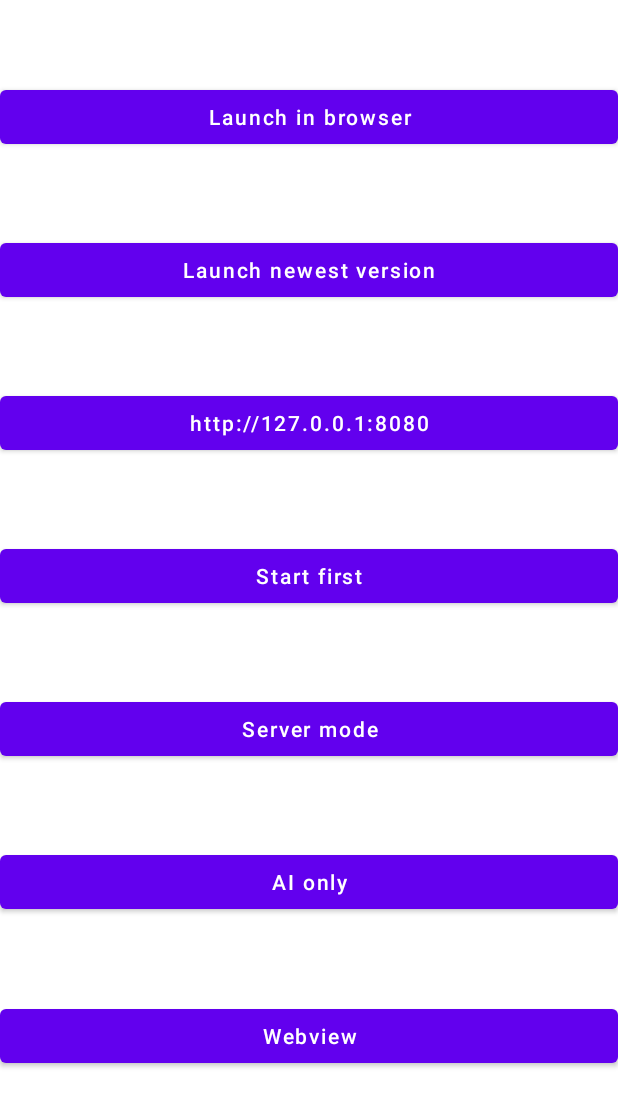
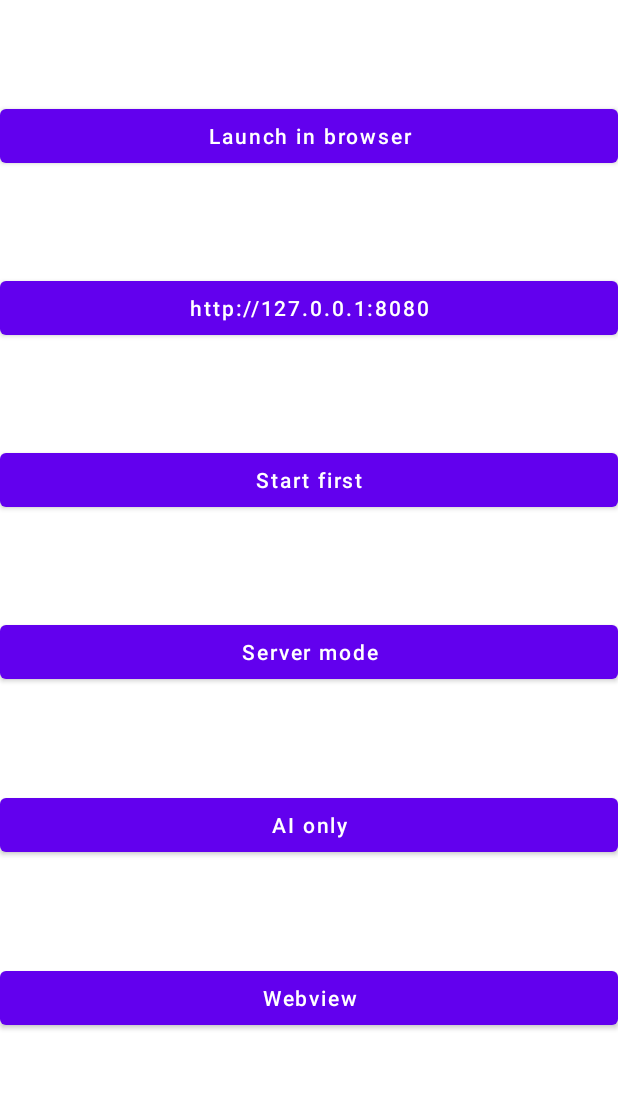
Before and after one commit to asavan/riverfight_android, an Android app: the screen it shows after launch (AndroidWebServerActivity), on a phone screen of 412 x 824 dp. Shown: the top 1107 px of the screen. Run offline under Robolectric (Android 15) with nearby library versions, the light colour scheme and no system bars; libraries missing offline, so code that uses them is left out: com.google.androidbrowserhelper.trusted, fi.iki.elonen; 5 statements that could not run were skipped.

Commit message:
update android libs

```diff
--- a/app/src/main/java/xyz/atenalp/riverfight/android/AndroidStaticAssetsServer.java
+++ b/app/src/main/java/xyz/atenalp/riverfight/android/AndroidStaticAssetsServer.java
@@ -11,18 +11,20 @@ import fi.iki.elonen.NanoHTTPD;
 public class AndroidStaticAssetsServer extends NanoHTTPD {
     private final Context context;
     private final String folderToServe;
-    private static final String DEFAULT_STATIC_FOLDER = "dist";
+    private static final String DEFAULT_STATIC_FOLDER = "www";
 
-    public AndroidStaticAssetsServer(Context context, int port, String folderToServe) throws IOException {
+    public AndroidStaticAssetsServer(Context context, int port, boolean secure, String folderToServe) throws IOException {
         super(port);
         this.context = context;
         this.folderToServe = folderToServe;
+        if (secure) {
+            SslHelper.addSslSupport(context, this);
+        }
         start(NanoHTTPD.SOCKET_READ_TIMEOUT, false);
-
     }
 
-    public AndroidStaticAssetsServer(Context context, int port) throws IOException {
-        this(context, port, DEFAULT_STATIC_FOLDER);
+    public AndroidStaticAssetsServer(Context context, int port, boolean secure) throws IOException {
+        this(context, port, secure, DEFAULT_STATIC_FOLDER);
     }
 
     // override here
@@ -53,7 +55,7 @@ public class AndroidStaticAssetsServer extends NanoHTTPD {
             InputStream is = context.getResources().getAssets().open(fileWithFolder);
             return newChunkedResponse(Response.Status.OK, getMimeTypeForFile(file), is);
         } catch (IOException e) {
-            Log.e("RIVER_FIGHT_TAG", "AndroidStaticAssetsServer", e);
+            Log.e("STATIC_SERVER_TAG", "AndroidStaticAssetsServer", e);
         }
         return notFound();
     }
--- a/app/src/main/java/xyz/atenalp/riverfight/android/AndroidWebServerActivity.java
+++ b/app/src/main/java/xyz/atenalp/riverfight/android/AndroidWebServerActivity.java
@@ -1,62 +1,34 @@
 package xyz.atenalp.riverfight.android;
 
-import android.content.Context;
-import android.content.Intent;
-import android.net.Uri;
 import android.os.Bundle;
 import android.util.Log;
-import android.widget.Button;
 
-import com.google.androidbrowserhelper.trusted.TwaLauncher;
-
-import java.io.UnsupportedEncodingException;
-import java.net.InetAddress;
-import java.net.NetworkInterface;
-import java.net.URLEncoder;
-import java.util.Collections;
 import java.util.LinkedHashMap;
-import java.util.List;
 import java.util.Map;
 
-import androidx.annotation.NonNull;
 import androidx.appcompat.app.AppCompatActivity;
 
 
 public class AndroidWebServerActivity extends AppCompatActivity {
     private static final int STATIC_CONTENT_PORT = 8080;
     private static final int WEB_SOCKET_PORT = 8088;
-    private static final String WEB_GAME_URL = "https://riverfight.ml";
-    public static final String LOCAL_IP = "127.0.0.1";
-    public static final String LOCALHOST = "localhost";
     public static final String WEB_VIEW_URL = "file:///android_asset/www/index.html";
-    private AndroidStaticAssetsServer server;
-    private WebSocketBroadcastServer webSocketServer;
+    private static final boolean secure = false;
+    private BtnUtils btnUtils;
 
     @Override
     public void onCreate(Bundle savedInstanceState) {
         super.onCreate(savedInstanceState);
         setContentView(R.layout.main);
-        Context applicationContext = getApplicationContext();
-
-        String formattedIpAddress = getIPAddress();
-        final String host;
-        final String webSocketHost;
-        if (formattedIpAddress != null) {
-            host = getStaticHost(formattedIpAddress);
-            webSocketHost = getSocketHost(formattedIpAddress);
-        } else {
-            host = getStaticHost(LOCAL_IP);
-            webSocketHost = getSocketHost(LOCAL_IP);
-        }
+        btnUtils = new BtnUtils(this, STATIC_CONTENT_PORT, WEB_SOCKET_PORT, secure);
 
         try {
-            server = new AndroidStaticAssetsServer(applicationContext, STATIC_CONTENT_PORT, "www");
-            if (!isHostLocal(host)) {
-                webSocketServer = new WebSocketBroadcastServer(WEB_SOCKET_PORT);
-                webSocketServer.start(0);
-            }
+            final String formattedIpAddress = IpUtils.getIPAddressSafe();
+            addButtons(formattedIpAddress);
 
-            addButtons(host, webSocketHost);
+            HostUtils hostUtils = new HostUtils(STATIC_CONTENT_PORT, WEB_SOCKET_PORT, secure);
+            final String host = hostUtils.getStaticHost(formattedIpAddress);
+            final String webSocketHost = hostUtils.getSocketHost(formattedIpAddress);
 
             Map<String, String> mainParams = new LinkedHashMap<>();
             mainParams.put("color", "red");
@@ -64,16 +36,20 @@ public class AndroidWebServerActivity extends AppCompatActivity {
             mainParams.put("sh", host);
             mainParams.put("currentMode", "net");
             // mainParams.put("useSound", "1");
-            launchTwa(getStaticHost(LOCAL_IP), mainParams);
+            btnUtils.launchTwa(hostUtils.getStaticHost(IpUtils.LOCAL_IP), mainParams);
 
-            // launchWebView(WEB_VIEW_URL, mainParams);
-            // launchWebView(getStaticHost(LOCAL_IP), mainParams);
         } catch (Exception e) {
             Log.e("RIVER_FIGHT_TAG", "main", e);
         }
     }
 
-    private void addButtons(String host, String webSocketHost) {
+    private void addButtons(String formattedIpAddress) {
+
+        HostUtils hostUtils = new HostUtils(STATIC_CONTENT_PORT, WEB_SOCKET_PORT, secure);
+        final String host = hostUtils.getStaticHost(formattedIpAddress);
+        final String webSocketHost = hostUtils.getSocketHost(formattedIpAddress);
+
+
         Map<String, String> mainParams = new LinkedHashMap<>();
         mainParams.put("color", "red");
         mainParams.put("wh", webSocketHost);
@@ -82,10 +58,9 @@ public class AndroidWebServerActivity extends AppCompatActivity {
         mainParams.put("currentMode", "net");
 
         {
-            addButton(host, mainParams, R.id.button1);
-            addButtonTwa(WEB_GAME_URL, mainParams, R.id.button3);
-            addButtonTwa(host, mainParams, R.id.button4, host);
-            addButtonWebView(WEB_VIEW_URL, mainParams, R.id.webviewb);
+            btnUtils.addButtonBrowser(host, mainParams, R.id.button1);
+            btnUtils.addButtonTwa(host, mainParams, R.id.button4, host);
+            btnUtils.addButtonWebView(WEB_VIEW_URL, mainParams, R.id.webviewb);
         }
 
         {
@@ -93,7 +68,7 @@ public class AndroidWebServerActivity extends AppCompatActivity {
             b.put("wh", webSocketHost);
             b.put("sh", host);
             b.put("useSound", "1");
-            addButtonTwa(host, b, R.id.button5);
+            btnUtils.addButtonTwa(host, b, R.id.button5);
         }
 
         {
@@ -101,147 +76,21 @@ public class AndroidWebServerActivity extends AppCompatActivity {
             b.put("currentMode", "server");
             b.put("wh", webSocketHost);
             b.put("sh", host);
-            addButtonTwa(host, b, R.id.button6);
+            btnUtils.addButtonTwa(host, b, R.id.button6);
         }
 
         {
             Map<String, String> b = new LinkedHashMap<>();
             b.put("currentMode", "ai");
-            addButtonWebView(WEB_VIEW_URL, b, R.id.button7);
+            btnUtils.addButtonWebView(WEB_VIEW_URL, b, R.id.button7);
         }
-    }
-
-    private void addButton(@NonNull final String host, Map<String, String> parameters, int id) {
-        Button btn = findViewById(id);
-        btn.setOnClickListener(v -> {
-            try {
-                Uri launchUri = Uri.parse(getLaunchUrl(host, parameters));
-                startActivity(new Intent(Intent.ACTION_VIEW, launchUri));
-            } catch (Exception e) {
-                Log.e("RIVER_FIGHT_TAG", "startActivity", e);
-            }
-        });
-    }
-
-    private void addButtonWebView(@NonNull final String host, Map<String, String> parameters, int id) {
-        Button btn = findViewById(id);
-        btn.setOnClickListener(v -> {
-            launchWebView(host, parameters);
-        });
-    }
-
-    private void launchWebView(@NonNull String host, Map<String, String> parameters) {
-        Intent intent = new Intent(getApplicationContext(), WebViewActivity.class);
-        String launchUrl = getLaunchUrl(host, parameters);
-        Log.i("RIVER_FIGHT_TAG", launchUrl);
-        intent.putExtra("url", launchUrl);
-        startActivity(intent);
-    }
-
-    private void addButtonTwa(@NonNull String host, Map<String, String> parameters, int id) {
-        addButtonTwa(host, parameters, id, null);
-    }
-
-    private void addButtonTwa(@NonNull String host, Map<String, String> parameters, int id, String text) {
-        Button btn = findViewById(id);
-        if (text != null) {
-            btn.setText(text);
-        }
-        btn.setOnClickListener(v -> launchTwa(host, parameters));
-    }
-
-    private void launchTwa(@NonNull String host, Map<String, String> parameters) {
-        try {
-            Uri launchUri = Uri.parse(getLaunchUrl(host, parameters));
-            TwaLauncher launcher = new TwaLauncher(this);
-            launcher.launch(launchUri);
-        } catch (Exception e) {
-            Log.e("RIVER_FIGHT_TAG", "twa", e);
-        }
-        // startActivity(new Intent(Intent.ACTION_VIEW, launchUri, context, LauncherActivity.class));
-    }
-
-    private static String urlEncodeUTF8(String s) {
-        try {
-            return URLEncoder.encode(s, "UTF-8");
-        } catch (UnsupportedEncodingException e) {
-            throw new UnsupportedOperationException(e);
-        }
-    }
-
-    private static String mapToParamString(Map<String, String> parameters) {
-        StringBuilder acc = new StringBuilder();
-        boolean firstElem = true;
-        for (Map.Entry<String, String> p : parameters.entrySet()) {
-            if (!firstElem) {
-                acc.append("&");
-            }
-            firstElem = false;
-            acc.append(p.getKey()).append("=").append(urlEncodeUTF8(p.getValue()));
-        }
-        return acc.toString();
-    }
-
-    @NonNull
-    private static String getLaunchUrl(@NonNull String host, Map<String, String> parameters) {
-        StringBuilder b = new StringBuilder();
-        b.append(host);
-        if (parameters != null) {
-            b.append("?").append(mapToParamString(parameters));
-        }
-        return b.toString();
-    }
-
-
-    private static boolean isHostLocal(@NonNull String host) {
-        return host.contains(LOCAL_IP);
-    }
-
-    public static String getIPAddress() {
-        try {
-            List<NetworkInterface> interfaces = Collections.list(NetworkInterface.getNetworkInterfaces());
-
-            for (NetworkInterface anInterface : interfaces) {
-                for (InetAddress inetAddress : Collections.list(anInterface.getInetAddresses())) {
-                    if (inetAddress.isLoopbackAddress()) {
-                        continue;
-                    }
-
-                    String ipAddr = inetAddress.getHostAddress();
-                    if (ipAddr == null) {
-                        continue;
-                    }
-                    boolean isIPv4 = ipAddr.indexOf(':') < 0;
-                    if (!isIPv4) {
-                        continue;
-                    }
-                    return ipAddr;
-                }
-            }
-        } catch (Exception e) {
-            Log.e("RIVER_FIGHT_TAG", "getIPAddress", e);
-        }
-        return null;
-    }
-
-    @NonNull
-    private static String getStaticHost(@NonNull String ip) {
-        return "http://" + ip + ":" + STATIC_CONTENT_PORT;
-    }
-
-    @NonNull
-    private static String getSocketHost(@NonNull String ip) {
-        return ip + ":" + WEB_SOCKET_PORT;
     }
 
     @Override
     protected void onDestroy() {
         super.onDestroy();
-        if (server != null) {
-            server.stop();
-        }
-        if (webSocketServer != null) {
-            webSocketServer.stop();
+        if (btnUtils != null) {
+            btnUtils.onDestroy();
         }
     }
 }
--- /dev/null
+++ b/app/src/main/java/xyz/atenalp/riverfight/android/BtnUtils.java
@@ -0,0 +1,105 @@
+package xyz.atenalp.riverfight.android;
+
+import android.app.Activity;
+import android.content.Context;
+import android.content.Intent;
+import android.net.Uri;
+import android.util.Log;
+import android.widget.Button;
+
+import com.google.androidbrowserhelper.trusted.TwaLauncher;
+
+import java.util.Map;
+
+public class BtnUtils {
+    private final int staticContentPort;
+    private final int webSocketPort;
+    private final boolean secure;
+    private final Activity activity;
+    private AndroidStaticAssetsServer server = null;
+    private WebSocketBroadcastServer webSocketServer = null;
+
+    public BtnUtils(Activity activity, int staticContentPort, int webSocketPort, boolean secure) {
+        this.staticContentPort = staticContentPort;
+        this.webSocketPort = webSocketPort;
+        this.activity = activity;
+        this.secure = secure;
+    }
+
+    public void launchWebView(String host, Map<String, String> parameters) {
+        Intent intent = new Intent(activity.getApplicationContext(), WebViewActivity.class);
+        String launchUrl = UrlUtils.getLaunchUrl(host, parameters);
+        Log.i("BTN_UTILS", launchUrl);
+        intent.putExtra("url", launchUrl);
+        activity.startActivity(intent);
+    }
+
+    public void addButtonBrowser(final String host, Map<String, String> parameters, int btnId) {
+        Button btn = activity.findViewById(btnId);
+        btn.setOnClickListener(v -> launchBrowser(host, parameters));
+    }
+
+    public void addButtonWebView(final String host, Map<String, String> parameters, int btnId) {
+        Button btn = activity.findViewById(btnId);
+        btn.setOnClickListener(v -> launchWebViewAndServer(host, parameters));
+    }
+
+    public void addButtonTwa(String host, Map<String, String> parameters, int id) {
+        addButtonTwa(host, parameters, id, null);
+    }
+
+    public void addButtonTwa(String host, Map<String, String> parameters, int id, String text) {
+        Button btn = activity.findViewById(id);
+        if (text != null) {
+            btn.setText(text);
+        }
+        btn.setOnClickListener(v -> launchTwa(host, parameters));
+    }
+
+    private void launchBrowser(String host, Map<String, String> parameters) {
+        startServerAndSocket();
+        Uri launchUri = Uri.parse(UrlUtils.getLaunchUrl(host, parameters));
+        activity.startActivity(new Intent(Intent.ACTION_VIEW, launchUri));
+    }
+
+
+    private void launchWebViewAndServer(String host, Map<String, String> parameters) {
+        startServerAndSocket();
+        launchWebView(host, parameters);
+    }
+
+
+
+
+    public void launchTwa(String host, Map<String, String> parameters) {
+        startServerAndSocket();
+        Uri launchUri = Uri.parse(UrlUtils.getLaunchUrl(host, parameters));
+        TwaLauncher launcher = new TwaLauncher(activity);
+        launcher.launch(launchUri);
+    }
+
+    private void startServerAndSocket() {
+        if (server != null) {
+            return;
+        }
+        try {
+            Context applicationContext = activity.getApplicationContext();
+            server = new AndroidStaticAssetsServer(applicationContext, staticContentPort, secure);
+            if (webSocketServer == null) {
+                webSocketServer = new WebSocketBroadcastServer(applicationContext, webSocketPort, secure);
+                webSocketServer.start(0);
+            }
+        } catch (Exception e) {
+            Log.e("BTN_UTILS", "main", e);
+        }
+    }
+
+    protected void onDestroy() {
+        if (server != null) {
+            server.stop();
+        }
+        if (webSocketServer != null) {
+            webSocketServer.stop();
+        }
+    }
+}
--- a/app/src/main/java/xyz/atenalp/riverfight/android/DumbWebSocket.java
+++ b/app/src/main/java/xyz/atenalp/riverfight/android/DumbWebSocket.java
@@ -28,7 +28,7 @@ class DumbWebSocket extends WebSocket {
 
     @Override
     protected void onMessage(WebSocketFrame message) {
-        server.broadcast(message);
+        server.broadcast(this, message);
     }
 
     @Override
--- /dev/null
+++ b/app/src/main/java/xyz/atenalp/riverfight/android/HostUtils.java
@@ -0,0 +1,26 @@
+package xyz.atenalp.riverfight.android;
+
+public class HostUtils {
+    private final int static_content_port;
+    private final int web_socket_port;
+    private final boolean secure;
+
+    public HostUtils(int static_content_port, int web_socket_port, boolean secure) {
+        this.static_content_port = static_content_port;
+        this.web_socket_port = web_socket_port;
+        this.secure = secure;
+    }
+
+    public String getStaticHost(String ip) {
+        return makeProtocol("http", secure) + ip + ":" + static_content_port;
+    }
+
+    public String getSocketHost(String ip) {
+        return makeProtocol("ws", secure) + ip + ":" + web_socket_port;
+    }
+
+    private static String makeProtocol(String base, boolean secure) {
+        String secureSuffix = secure ? "s" : "";
+        return base + secureSuffix + "://";
+    }
+}
--- /dev/null
+++ b/app/src/main/java/xyz/atenalp/riverfight/android/IpUtils.java
@@ -0,0 +1,49 @@
+package xyz.atenalp.riverfight.android;
+
+import android.util.Log;
+
+import java.net.InetAddress;
+import java.net.NetworkInterface;
+import java.util.Collections;
+import java.util.List;
+
+public class IpUtils {
+
+    public static final String LOCAL_IP = "127.0.0.1";
+    public static final String LOCALHOST = "localhost";
+
+    public static String getIPAddress() {
+        try {
+            List<NetworkInterface> interfaces = Collections.list(NetworkInterface.getNetworkInterfaces());
+
+            for (NetworkInterface interface_ : interfaces) {
+                for (InetAddress inetAddress : Collections.list(interface_.getInetAddresses())) {
+                    if (inetAddress.isLoopbackAddress()) {
+                        continue;
+                    }
+
+                    String ipAddr = inetAddress.getHostAddress();
+                    if (ipAddr == null) {
+                        continue;
+                    }
+                    boolean isIPv4 = ipAddr.indexOf(':') < 0;
+                    if (!isIPv4) {
+                        continue;
+                    }
+                    return ipAddr;
+                }
+            }
+        } catch (Exception e) {
+            Log.e("IP_LOG_TAG", "getIPAddress", e);
+        }
+        return null;
+    }
+
+    public static String getIPAddressSafe() {
+        String formattedIpAddress = getIPAddress();
+        if (formattedIpAddress != null) {
+            return formattedIpAddress;
+        }
+        return LOCAL_IP;
+    }
+}
--- /dev/null
+++ b/app/src/main/java/xyz/atenalp/riverfight/android/UrlUtils.java
@@ -0,0 +1,37 @@
+package xyz.atenalp.riverfight.android;
+
+import java.io.UnsupportedEncodingException;
+import java.net.URLEncoder;
+import java.nio.charset.StandardCharsets;
+import java.util.Map;
+
+public class UrlUtils {
+    public static String getLaunchUrl(String host, Map<String, String> parameters) {
+        StringBuilder b = new StringBuilder();
+        b.append(host);
+        if (parameters != null && !parameters.isEmpty()) {
+            b.append("?");
+            mapToParamString(b, parameters);
+        }
+        return b.toString();
+    }
+
+    private static void mapToParamString(StringBuilder acc, Map<String, String> parameters) {
+        boolean firstElem = true;
+        for (Map.Entry<String, String> p : parameters.entrySet()) {
+            if (!firstElem) {
+                acc.append("&");
+            }
+            firstElem = false;
+            acc.append(p.getKey()).append("=").append(urlEncodeUTF8(p.getValue()));
+        }
+    }
+
+    private static String urlEncodeUTF8(String s) {
+        try {
+            return URLEncoder.encode(s, StandardCharsets.UTF_8.name());
+        } catch (UnsupportedEncodingException e) {
+            throw new RuntimeException(e);
+        }
+    }
+}
--- a/app/src/main/java/xyz/atenalp/riverfight/android/WebSocketBroadcastServer.java
+++ b/app/src/main/java/xyz/atenalp/riverfight/android/WebSocketBroadcastServer.java
@@ -1,4 +1,6 @@
 package xyz.atenalp.riverfight.android;
+
+import android.content.Context;
 
 import java.io.IOException;
 import java.util.ArrayList;
@@ -10,9 +12,12 @@ public class WebSocketBroadcastServer extends NanoWSD {
 
     private final List<WebSocket> list;
 
-    public WebSocketBroadcastServer(int port) {
+    public WebSocketBroadcastServer(Context context, int port, boolean secure) {
         super(port);
         list = new ArrayList<>();
+        if (secure) {
+            SslHelper.addSslSupport(context, this);
+        }
     }
 
     @Override
@@ -23,7 +28,7 @@ public class WebSocketBroadcastServer extends NanoWSD {
     @Override
     public void stop() {
         try {
-            disconnectAll();
+            disconectAll();
         } catch (Exception ex) {
             // ignore
         }
@@ -38,21 +43,25 @@ public class WebSocketBroadcastServer extends NanoWSD {
         list.remove(user);
     }
 
-    public void broadcast(WebSocketFrame message) {
+    public void broadcast(WebSocket sender, WebSocketFrame message) {
         try {
             message.setUnmasked();
             for (WebSocket ws : list) {
-                ws.sendFrame(message);
+                if (ws != sender) {
+                    ws.sendFrame(message);
+                }
             }
         } catch (IOException e) {
             throw new RuntimeException(e);
         }
     }
 
-    private void disconnectAll() throws IOException {
+    private void disconectAll() {
         for (WebSocket ws : list) {
-            if (ws != null) {
-                ws.close(NanoWSD.WebSocketFrame.CloseCode.NormalClosure, "exit", false);
+            try {
+                ws.close(WebSocketFrame.CloseCode.NormalClosure, "exit", false);
+            } catch (Exception e) {
+                // ignore
             }
         }
     }
--- a/app/src/main/java/xyz/atenalp/riverfight/android/WebViewActivity.java
+++ b/app/src/main/java/xyz/atenalp/riverfight/android/WebViewActivity.java
@@ -1,6 +1,7 @@
 package xyz.atenalp.riverfight.android;
 
 import android.annotation.SuppressLint;
+import android.graphics.Color;
 import android.os.Bundle;
 import android.webkit.WebSettings;
 import android.webkit.WebView;
@@ -17,6 +18,8 @@ public class WebViewActivity extends AppCompatActivity {
         WebView webView = findViewById(R.id.web);
         WebSettings webSettings = webView.getSettings();
         webSettings.setJavaScriptEnabled(true);
+        webSettings.setDomStorageEnabled(true);
+        webView.setBackgroundColor(Color.TRANSPARENT);
         String url = getIntent().getStringExtra("url");
         webView.loadUrl(url);
     }
--- a/app/src/main/res/layout/main.xml
+++ b/app/src/main/res/layout/main.xml
@@ -21,18 +21,6 @@
         android:layout_height="0dp"
         android:layout_weight="1" >
     </Space>
-
-    <Button
-        android:id="@+id/button3"
-        android:layout_width="match_parent"
-        android:layout_height="wrap_content"
-        android:text="@string/launch_twa_atenalp" />
-    <Space
-        android:layout_width="0dp"
-        android:layout_height="0dp"
-        android:layout_weight="1" >
-    </Space>
-
 
     <Button
         android:id="@+id/button4"
--- a/build.gradle
+++ b/build.gradle
@@ -7,7 +7,7 @@ buildscript {
         mavenCentral()
     }
     dependencies {
-        classpath 'com.android.tools.build:gradle:8.0.2'
+        classpath 'com.android.tools.build:gradle:8.1.0'
 
 
         // NOTE: Do not place your application dependencies here; they belong
@@ -22,6 +22,6 @@ allprojects {
     }
 }
 
-task clean(type: Delete) {
+tasks.register('clean', Delete) {
     delete rootProject.buildDir
 }
```
Also changed, not shown: app/build.gradle (+5 -6 lines), app/src/main/java/xyz/atenalp/riverfight/android/SslHelper.java (added, +17 -0 lines).
